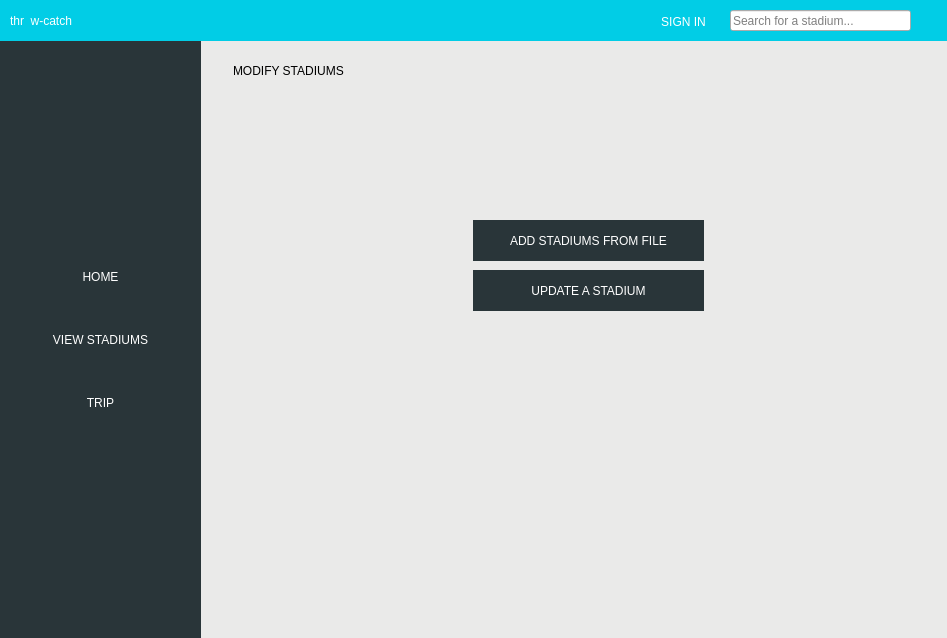
Old version of the form src/form/mainwindow.ui in the repository theozornelas/throw-catch.
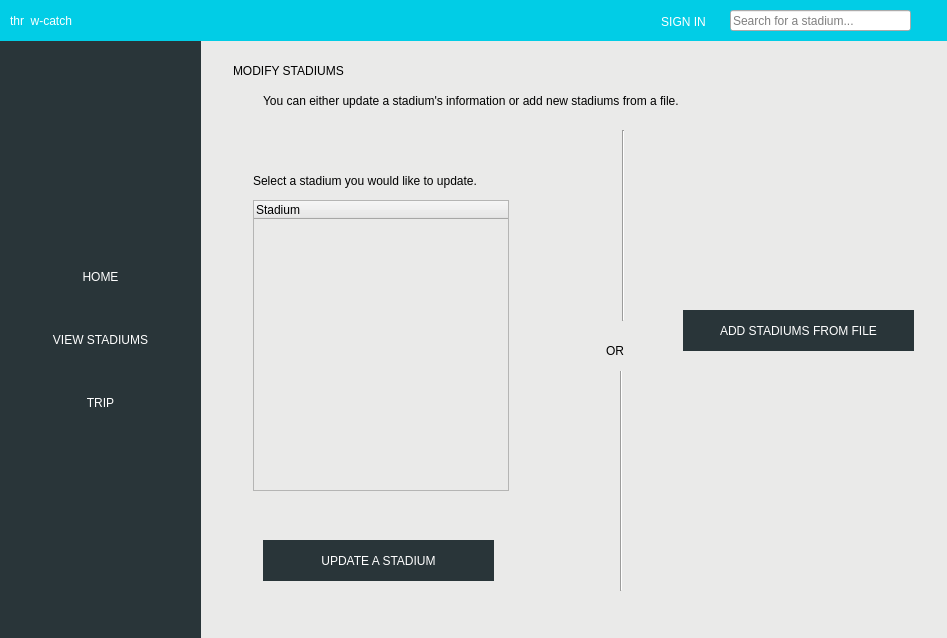
New version of the form. The open tabs and pages were chosen to show the change. Icons and pictures are not drawn.

```diff
--- a/src/form/mainwindow.ui
+++ b/src/form/mainwindow.ui
@@ -2136,8 +2136,8 @@
      <widget class="QPushButton" name="removeSelectedSouvenir_2">
       <property name="geometry">
        <rect>
-        <x>270</x>
-        <y>180</y>
+        <x>480</x>
+        <y>270</y>
         <width>231</width>
         <height>41</height>
        </rect>
@@ -2157,8 +2157,8 @@
      <widget class="QPushButton" name="removeSelectedSouvenir_3">
       <property name="geometry">
        <rect>
-        <x>270</x>
-        <y>230</y>
+        <x>60</x>
+        <y>500</y>
         <width>231</width>
         <height>41</height>
        </rect>
@@ -2191,6 +2191,89 @@
        <string>MODIFY STADIUMS</string>
       </property>
      </widget>
+     <widget class="QTreeWidget" name="treeWidget">
+      <property name="geometry">
+       <rect>
+        <x>50</x>
+        <y>160</y>
+        <width>256</width>
+        <height>291</height>
+       </rect>
+      </property>
+      <column>
+       <property name="text">
+        <string>Stadium</string>
+       </property>
+      </column>
+     </widget>
+     <widget class="Line" name="line">
+      <property name="geometry">
+       <rect>
+        <x>410</x>
+        <y>90</y>
+        <width>20</width>
+        <height>191</height>
+       </rect>
+      </property>
+      <property name="orientation">
+       <enum>Qt::Vertical</enum>
+      </property>
+     </widget>
+     <widget class="Line" name="line_2">
+      <property name="geometry">
+       <rect>
+        <x>410</x>
+        <y>330</y>
+        <width>16</width>
+        <height>221</height>
+       </rect>
+      </property>
+      <property name="orientation">
+       <enum>Qt::Vertical</enum>
+      </property>
+     </widget>
+     <widget class="QLabel" name="modifySouvenirsListLabel_3">
+      <property name="geometry">
+       <rect>
+        <x>403</x>
+        <y>290</y>
+        <width>41</width>
+        <height>41</height>
+       </rect>
+      </property>
+      <property name="styleSheet">
+       <string notr="true">font: 25 20pt &quot;Gill Sans&quot;, &quot;Gill Sans MT Condensed&quot;;</string>
+      </property>
+      <property name="text">
+       <string>OR</string>
+      </property>
+     </widget>
+     <widget class="QLabel" name="modifyDescription_2">
+      <property name="geometry">
+       <rect>
+        <x>60</x>
+        <y>50</y>
+        <width>511</width>
+        <height>21</height>
+       </rect>
+      </property>
+      <property name="text">
+       <string>You can either update a stadium's information or add new stadiums from a file.</string>
+      </property>
+     </widget>
+     <widget class="QLabel" name="modifyDescription_3">
+      <property name="geometry">
+       <rect>
+        <x>50</x>
+        <y>130</y>
+        <width>281</width>
+        <height>21</height>
+       </rect>
+      </property>
+      <property name="text">
+       <string>Select a stadium you would like to update.</string>
+      </property>
+     </widget>
     </widget>
    </widget>
    <widget class="QFrame" name="headerFrame">
```
